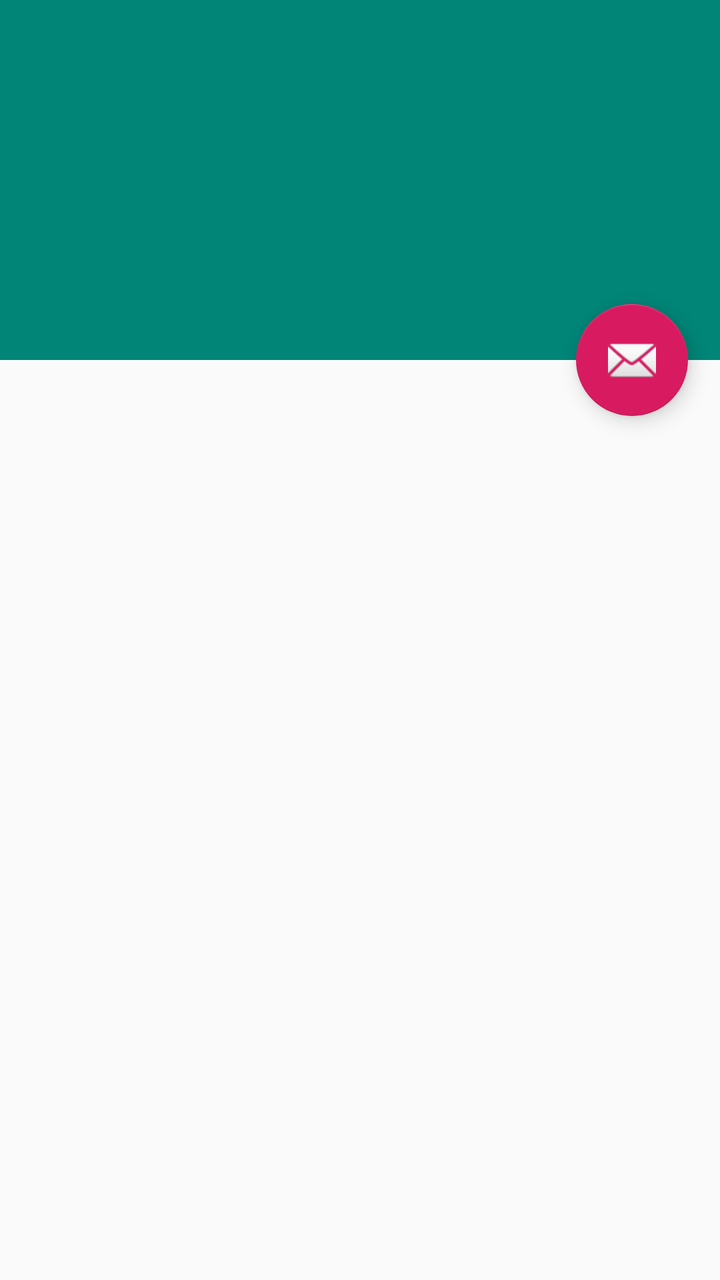
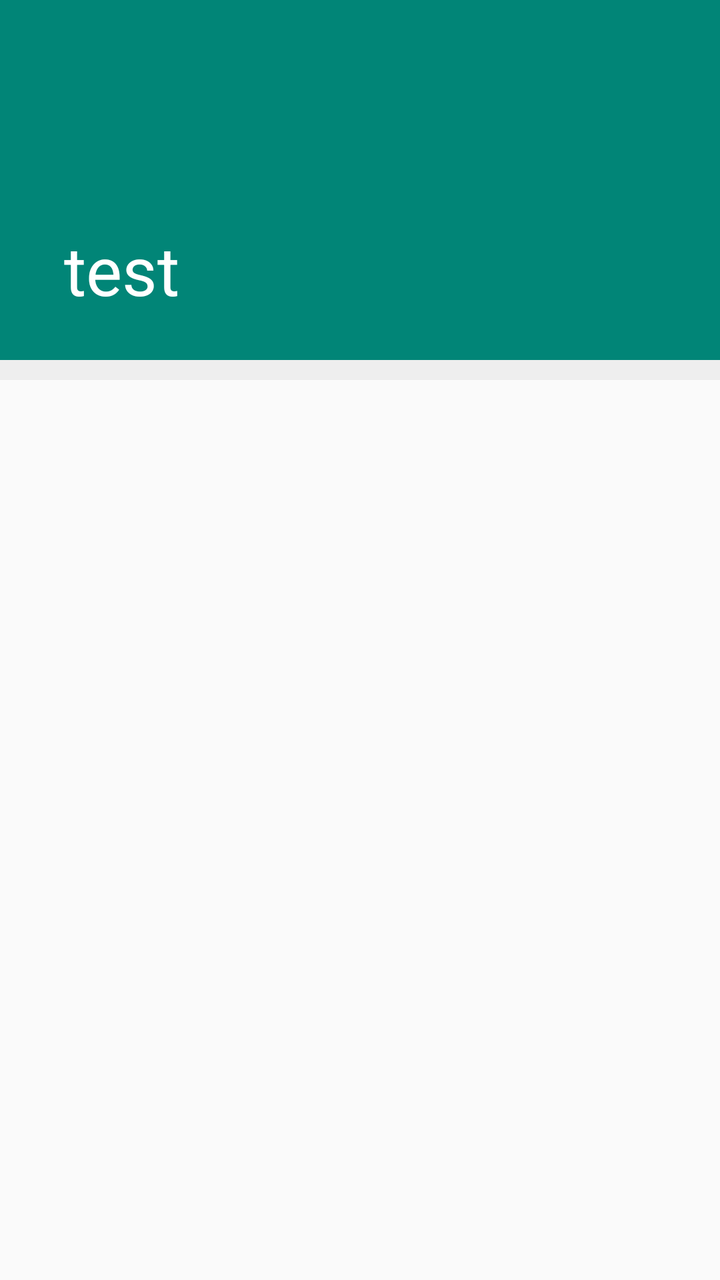

Two renders of the same Android screen: before a commit and after it. Below are the layout's source before the change and the commit's diff.
<!-- AndroidManifest.xml: activity theme AppTheme.NoActionBar -->
<!-- res/layout/activity_chapter.xml -->
<?xml version="1.0" encoding="utf-8"?>
<android.support.design.widget.CoordinatorLayout
        xmlns:android="http://schemas.android.com/apk/res/android"
        xmlns:app="http://schemas.android.com/apk/res-auto"
        xmlns:tools="http://schemas.android.com/tools"
        android:layout_width="match_parent"
        android:layout_height="match_parent"
        android:fitsSystemWindows="true"
        tools:context=".Activities.ChapterActivity">

    <android.support.design.widget.AppBarLayout
            android:id="@+id/app_bar"
            android:fitsSystemWindows="true"
            android:layout_height="@dimen/app_bar_height"
            android:layout_width="match_parent"
            android:theme="@style/AppTheme.AppBarOverlay">

        <android.support.design.widget.CollapsingToolbarLayout
                android:id="@+id/toolbar_layout"
                android:fitsSystemWindows="true"
                android:layout_width="match_parent"
                android:layout_height="match_parent"
                app:toolbarId="@+id/toolbar"
                app:layout_scrollFlags="scroll|exitUntilCollapsed"
                app:contentScrim="?attr/colorPrimary">

            <android.support.v7.widget.Toolbar
                    android:id="@+id/toolbar"
                    android:layout_height="?attr/actionBarSize"
                    android:layout_width="match_parent"
                    app:layout_collapseMode="pin"
                    app:popupTheme="@style/AppTheme.PopupOverlay"/>

        </android.support.design.widget.CollapsingToolbarLayout>
    </android.support.design.widget.AppBarLayout>

    <include layout="@layout/content_chapter" android:id="@+id/chapterRecyclerView"/>

    <android.support.design.widget.FloatingActionButton
            android:id="@+id/fab"
            android:layout_width="wrap_content"
            android:layout_height="wrap_content"
            android:layout_margin="@dimen/fab_margin"
            app:layout_anchor="@id/app_bar"
            app:layout_anchorGravity="bottom|end"
            app:srcCompat="@android:drawable/ic_dialog_email"/>

</android.support.design.widget.CoordinatorLayout>
<!-- res/layout/content_chapter.xml (included above) -->
<?xml version="1.0" encoding="utf-8"?>
<android.support.v4.widget.NestedScrollView
        xmlns:android="http://schemas.android.com/apk/res/android"
        xmlns:tools="http://schemas.android.com/tools"
        xmlns:app="http://schemas.android.com/apk/res-auto"
        app:layout_behavior="@string/appbar_scrolling_view_behavior"
        tools:showIn="@layout/activity_chapter"
        android:layout_width="match_parent"
        android:layout_height="match_parent"
        tools:context=".Activities.ChapterActivity">
    <android.support.v7.widget.RecyclerView
            android:layout_width="match_parent"
            android:layout_height="wrap_content"/>
</android.support.v4.widget.NestedScrollView>
<!-- resources referenced by this layout -->
<resources>
  <dimen name="app_bar_height">180dp</dimen>
  <dimen name="fab_margin">16dp</dimen>
  <style name="AppTheme.AppBarOverlay" parent="ThemeOverlay.AppCompat.Dark.ActionBar" />
  <style name="AppTheme.PopupOverlay" parent="ThemeOverlay.AppCompat.Light" />
  <style name="AppTheme.NoActionBar">
          <item name="windowActionBar">false</item>
          <item name="windowNoTitle">true</item>
      </style>
</resources>

<!-- the commit's change to res/layout/activity_chapter.xml (unified diff, before → after) -->
@@ -20,30 +20,23 @@
                 android:fitsSystemWindows="true"
                 android:layout_width="match_parent"
                 android:layout_height="match_parent"
-                app:toolbarId="@+id/toolbar"
+                app:toolbarId="@+id/chapterToolbar"
                 app:layout_scrollFlags="scroll|exitUntilCollapsed"
-                app:contentScrim="?attr/colorPrimary">
+                app:contentScrim="@color/colorPrimary" app:titleEnabled="true"
+        >
 
             <android.support.v7.widget.Toolbar
-                    android:id="@+id/toolbar"
+                    android:id="@+id/chapterToolbar"
                     android:layout_height="?attr/actionBarSize"
                     android:layout_width="match_parent"
                     app:layout_collapseMode="pin"
-                    app:popupTheme="@style/AppTheme.PopupOverlay"/>
+                    app:popupTheme="@style/AppTheme.PopupOverlay" app:title="test"
+                    android:background="@color/colorPrimary"/>
 
         </android.support.design.widget.CollapsingToolbarLayout>
     </android.support.design.widget.AppBarLayout>
 
-    <include layout="@layout/content_chapter" android:id="@+id/chapterRecyclerView"/>
-
-    <android.support.design.widget.FloatingActionButton
-            android:id="@+id/fab"
-            android:layout_width="wrap_content"
-            android:layout_height="wrap_content"
-            android:layout_margin="@dimen/fab_margin"
-            app:layout_anchor="@id/app_bar"
-            app:layout_anchorGravity="bottom|end"
-            app:srcCompat="@android:drawable/ic_dialog_email"/>
+    <include layout="@layout/content_chapter"/>
 
 </android.support.design.widget.CoordinatorLayout>
 <!-- res/layout/content_chapter.xml (included above) -->
@@ -59,5 +52,26 @@
         tools:context=".Activities.ChapterActivity">
     <android.support.v7.widget.RecyclerView
             android:layout_width="match_parent"
-            android:layout_height="wrap_content"/>
+            android:layout_height="wrap_content" android:paddingTop="10dp" android:id="@+id/chapterRecyclerView"
+            tools:listitem="@layout/chapter_result_list_item" android:background="@color/greyBackground"/>
 </android.support.v4.widget.NestedScrollView>
+<!-- res/layout/chapter_result_list_item.xml (included above) -->
+<?xml version="1.0" encoding="utf-8"?>
+<FrameLayout xmlns:android="http://schemas.android.com/apk/res/android"
+             android:layout_width="match_parent"
+             android:layout_height="wrap_content" android:id="@+id/chapterFrame">
+    <android.support.v7.widget.CardView
+            android:layout_width="match_parent"
+            android:layout_height="wrap_content" android:layout_marginLeft="10dp" android:layout_marginRight="10dp"
+            android:layout_marginBottom="10dp">
+        <LinearLayout
+                android:orientation="vertical"
+                android:layout_width="match_parent"
+                android:layout_height="match_parent" android:gravity="center" android:padding="15dp">
+            <TextView
+                    android:text="TextView"
+                    android:layout_width="wrap_content"
+                    android:layout_height="wrap_content" android:id="@+id/chapterRow"/>
+        </LinearLayout>
+    </android.support.v7.widget.CardView>
+</FrameLayout>
<!-- resource entries referenced after the edit -->
@@ -1,7 +1,8 @@
 <!-- resources referenced by this layout -->
 <resources>
+  <color name="colorPrimary">#018577</color>
+  <color name="greyBackground">#EEEEEE</color>
   <dimen name="app_bar_height">180dp</dimen>
-  <dimen name="fab_margin">16dp</dimen>
   <style name="AppTheme.AppBarOverlay" parent="ThemeOverlay.AppCompat.Dark.ActionBar" />
   <style name="AppTheme.PopupOverlay" parent="ThemeOverlay.AppCompat.Light" />
   <style name="AppTheme.NoActionBar">
